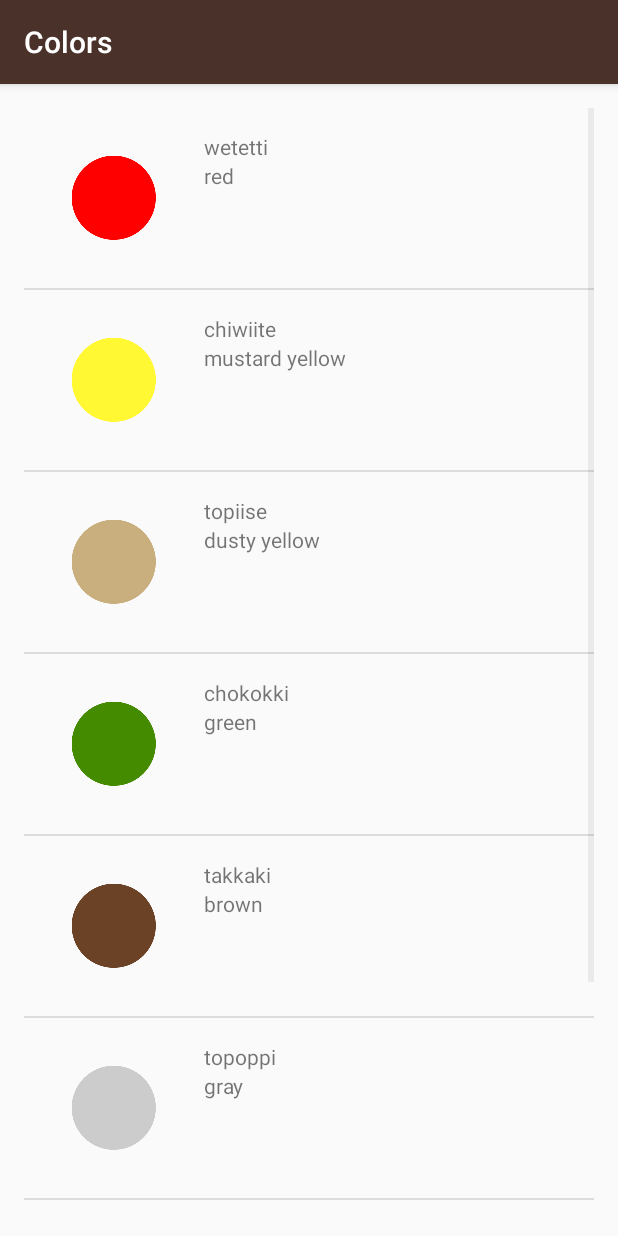
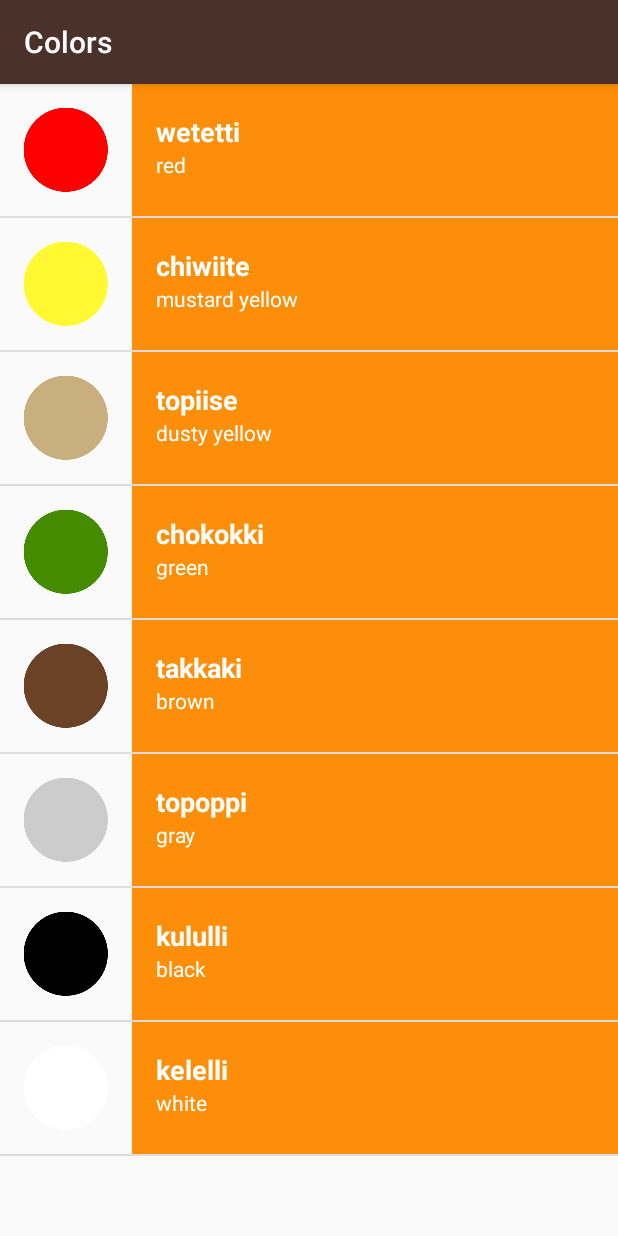
Before and after one commit to AnkurBegining/My-Miwok-App, an Android app: the ColorsActivity screen opened directly, with no data from a screen before it, on a phone screen of 412 x 824 dp. Run offline under Robolectric (Android 15) with nearby library versions, the phone set to English and light mode, and no system bars.

Commit message:
feat:Done visual polishing of textview of List_Item

```diff
--- a/app/src/main/res/layout/activity_numbers.xml
+++ b/app/src/main/res/layout/activity_numbers.xml
@@ -4,10 +4,7 @@
     android:id="@+id/list"
     android:layout_width="match_parent"
     android:layout_height="match_parent"
-    android:paddingBottom="@dimen/activity_vertical_margin"
-    android:paddingLeft="@dimen/activity_horizontal_margin"
-    android:paddingRight="@dimen/activity_horizontal_margin"
-    android:paddingTop="@dimen/activity_vertical_margin"
+
     android:orientation="vertical"
 
     >
--- a/app/src/main/res/layout/activity_phrases.xml
+++ /dev/null
@@ -1,13 +0,0 @@
-<?xml version="1.0" encoding="utf-8"?>
-<RelativeLayout xmlns:android="http://schemas.android.com/apk/res/android"
-    xmlns:tools="http://schemas.android.com/tools"
-    android:id="@+id/activity_phrases"
-    android:layout_width="match_parent"
-    android:layout_height="match_parent"
-    android:paddingBottom="@dimen/activity_vertical_margin"
-    android:paddingLeft="@dimen/activity_horizontal_margin"
-    android:paddingRight="@dimen/activity_horizontal_margin"
-    android:paddingTop="@dimen/activity_vertical_margin"
-    tools:context="com.example.android.miwok.PhrasesActivity">
-
-</RelativeLayout>
--- a/app/src/main/res/layout/list_item.xml
+++ b/app/src/main/res/layout/list_item.xml
@@ -4,28 +4,38 @@
     android:layout_width="match_parent"
     android:layout_height="match_parent"
     android:orientation="horizontal"
-    android:padding="16dp">
+
+    android:minHeight="@dimen/list_item_height">
     <ImageView
         android:id="@+id/icon_image_view"
-        android:layout_width="wrap_content"
-        android:layout_height="wrap_content"
-        android:src="@drawable/number_one"/>
+        android:layout_width="@dimen/list_item_height"
+        android:layout_height="@dimen/list_item_height"
+        />
 
     <LinearLayout
         android:layout_width="match_parent"
         android:layout_height="match_parent"
         android:orientation="vertical"
-        android:paddingLeft="16dp">
+        android:paddingLeft="16dp"
+        android:background="@color/category_numbers">
     <TextView
         android:id="@+id/miwok_text_view"
         android:layout_width="match_parent"
-        android:layout_height="wrap_content"
-        tools:text="lutti"/>
+        android:layout_height="0dp"
+        android:layout_weight="1"
+        android:gravity="bottom"
+        tools:text="lutti"
+        android:textAppearance="?android:textAppearanceMedium"
+        android:textStyle="bold"
+        android:textColor="#FFFFFF"/>
     <TextView
         android:id="@+id/default_text_view"
         android:layout_width="match_parent"
-        android:layout_height="wrap_content"
-        tools:text="one"/>
+        android:layout_height="0dp"
+        android:layout_weight="1"
+        tools:text="one"
+        android:gravity="top"
+        android:textColor="#FFFFFF"/>
     </LinearLayout>
 
 
--- a/app/src/main/res/values-w820dp/dimens.xml
+++ b/app/src/main/res/values-w820dp/dimens.xml
@@ -16,5 +16,5 @@
     <!-- Example customization of dimensions originally defined in res/values/dimens.xml
          (such as screen margins) for screens with more than 820dp of available width. This
          would include 7" and 10" devices in landscape (~960dp and ~1280dp respectively). -->
-    <dimen name="activity_horizontal_margin">64dp</dimen>
+
 </resources>
--- a/app/src/main/res/values/dimens.xml
+++ b/app/src/main/res/values/dimens.xml
@@ -15,7 +15,5 @@
 <resources>
     <!-- Height of each list item -->
     <dimen name="list_item_height">88dp</dimen>
-    <!-- Default screen margins, per the Android Design guidelines. -->
-    <dimen name="activity_horizontal_margin">16dp</dimen>
-    <dimen name="activity_vertical_margin">16dp</dimen>
+
 </resources>
```
